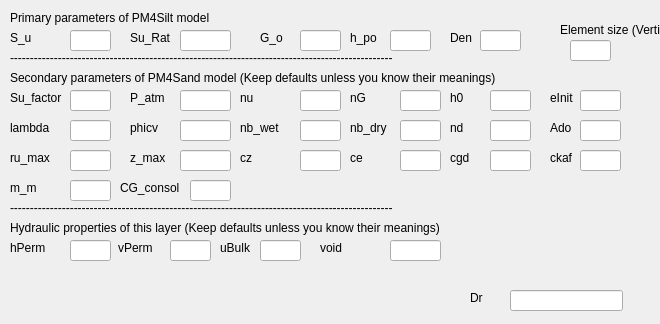
This is UI/PM4Silt.ui in NHERI-SimCenter/QS3hark as Qt 5 draws it before an edit. The edited form follows.
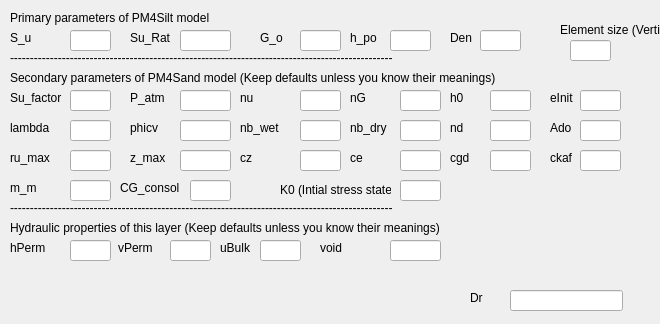
This is the edited form.

Patch:
```diff
--- a/UI/PM4Silt.ui
+++ b/UI/PM4Silt.ui
@@ -791,6 +791,32 @@
     <string>void</string>
    </property>
   </widget>
+  <widget class="QLineEdit" name="K0">
+   <property name="geometry">
+    <rect>
+     <x>400</x>
+     <y>180</y>
+     <width>41</width>
+     <height>21</height>
+    </rect>
+   </property>
+   <property name="whatsThis">
+    <string>At-rest coefficient of lateral earch pressure for initial stress</string>
+   </property>
+  </widget>
+  <widget class="QLabel" name="K0_2">
+   <property name="geometry">
+    <rect>
+     <x>280</x>
+     <y>180</y>
+     <width>111</width>
+     <height>20</height>
+    </rect>
+   </property>
+   <property name="text">
+    <string>K0 (Intial stress state)</string>
+   </property>
+  </widget>
  </widget>
  <resources/>
  <connections/>
```
